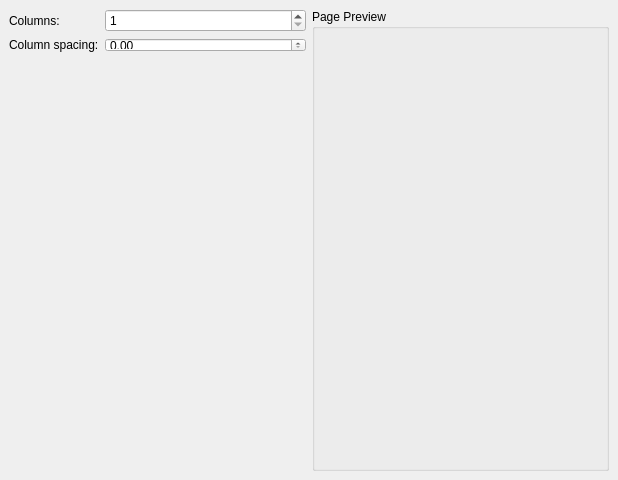
First picture: the form in kword/part/dialog/KWDocumentColumns.ui, repository KDE/calligra, before the edit.
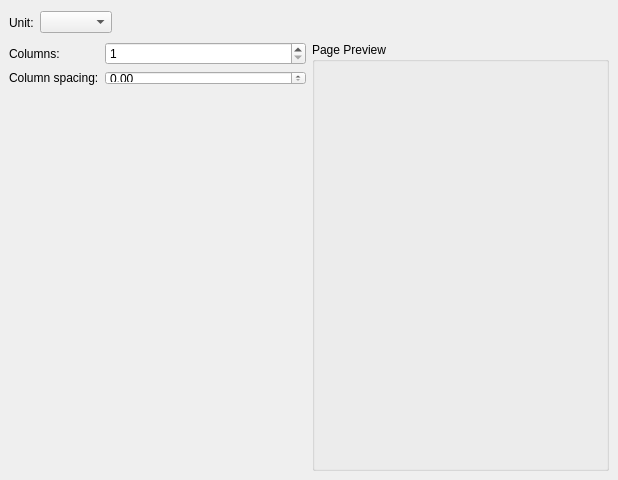
Second picture: the form after the edit. Custom widgets are drawn as their Qt base class.

```diff
--- a/kword/part/dialog/KWDocumentColumns.ui
+++ b/kword/part/dialog/KWDocumentColumns.ui
@@ -19,7 +19,55 @@
    <property name="spacing" >
     <number>6</number>
    </property>
-   <item row="0" column="0" >
+   <item row="0" column="0" colspan="2" >
+    <widget class="QWidget" native="1" name="unitBox" >
+     <layout class="QHBoxLayout" >
+      <property name="margin" >
+       <number>0</number>
+      </property>
+      <property name="spacing" >
+       <number>6</number>
+      </property>
+      <item>
+       <layout class="QHBoxLayout" >
+        <property name="margin" >
+         <number>0</number>
+        </property>
+        <property name="spacing" >
+         <number>6</number>
+        </property>
+        <item>
+         <widget class="QLabel" name="unitLabel" >
+          <property name="text" >
+           <string>Unit:</string>
+          </property>
+          <property name="buddy" >
+           <cstring>unitCombo</cstring>
+          </property>
+         </widget>
+        </item>
+        <item>
+         <widget class="QComboBox" name="unitCombo" />
+        </item>
+        <item>
+         <spacer>
+          <property name="orientation" >
+           <enum>Qt::Horizontal</enum>
+          </property>
+          <property name="sizeHint" >
+           <size>
+            <width>461</width>
+            <height>27</height>
+           </size>
+          </property>
+         </spacer>
+        </item>
+       </layout>
+      </item>
+     </layout>
+    </widget>
+   </item>
+   <item row="1" column="0" >
     <layout class="QGridLayout" >
      <property name="margin" >
       <number>0</number>
@@ -28,7 +76,7 @@
       <number>6</number>
      </property>
      <item row="0" column="0" >
-      <widget class="QLabel" name="label" >
+      <widget class="QLabel" name="columnsLabel" >
        <property name="sizePolicy" >
         <sizepolicy>
          <hsizetype>0</hsizetype>
@@ -43,21 +91,21 @@
       </widget>
      </item>
      <item row="0" column="1" >
-      <widget class="QSpinBox" name="columns" >
+      <widget class="QSpinBox" name="columnsSB" >
        <property name="minimum" >
         <number>1</number>
        </property>
       </widget>
      </item>
      <item row="1" column="0" >
-      <widget class="QLabel" name="label_2" >
+      <widget class="QLabel" name="spacingLabel" >
        <property name="text" >
         <string>Column spacing:</string>
        </property>
       </widget>
      </item>
      <item row="1" column="1" >
-      <widget class="KoUnitDoubleSpinBox" name="spacing" >
+      <widget class="KoUnitDoubleSpinBox" name="spacingUSB" >
        <property name="sizePolicy" >
         <sizepolicy>
          <hsizetype>13</hsizetype>
@@ -70,22 +118,22 @@
      </item>
     </layout>
    </item>
-   <item rowspan="2" row="0" column="1" >
+   <item rowspan="2" row="1" column="1" >
     <widget class="QGroupBox" name="previewPane" >
      <property name="title" >
       <string>Page Preview</string>
      </property>
     </widget>
    </item>
-   <item row="1" column="0" >
+   <item row="2" column="0" >
     <spacer>
      <property name="orientation" >
       <enum>Qt::Vertical</enum>
      </property>
      <property name="sizeHint" >
       <size>
-       <width>20</width>
-       <height>40</height>
+       <width>297</width>
+       <height>341</height>
       </size>
      </property>
     </spacer>
```
Left out of the diff: 6 changed lines with no effect on the pictures.
